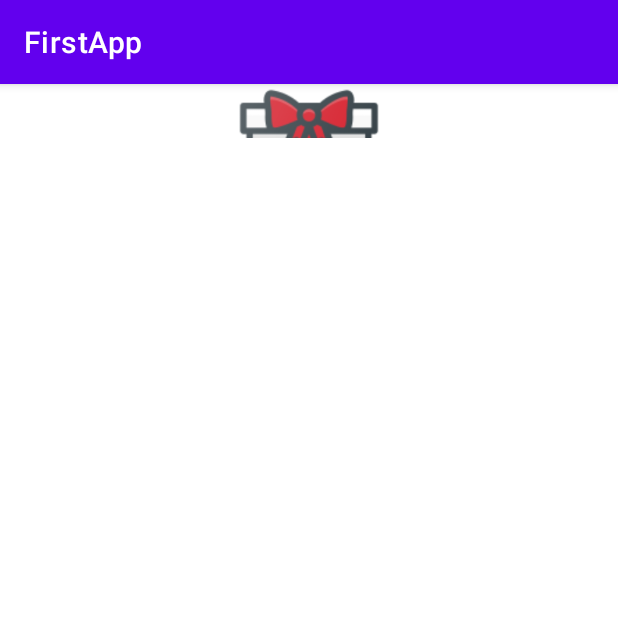
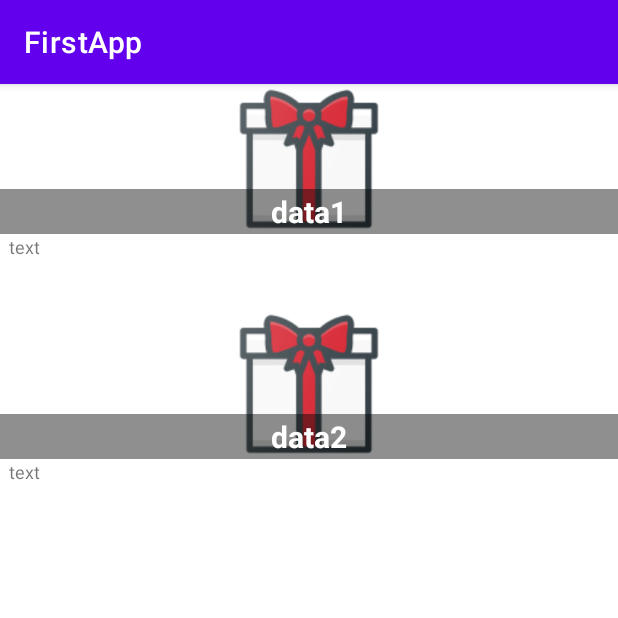
Before and after one commit to jinmooklee/FirstApp, an Android app: the screen it shows after launch (NewsActivity), on a phone screen of 412 x 824 dp, the top half of it. Run offline under Robolectric (Android 15) with nearby library versions, the phone set to English and light mode, and no system bars.

Commit message:
항목 보이는 줄 커지는 문제 수정

```diff
--- a/app/src/main/res/layout/activity_main.xml
+++ b/app/src/main/res/layout/activity_main.xml
@@ -11,7 +11,7 @@
         android:id="@+id/TextView_get"
         android:layout_width="match_parent"
         android:layout_height="wrap_content"
-        android:textSize="20sp"
+        android:textSize="100sp"
         android:layout_weight="3"
         />
 
--- a/app/src/main/res/layout/activity_news.xml
+++ b/app/src/main/res/layout/activity_news.xml
@@ -11,7 +11,7 @@
     <androidx.recyclerview.widget.RecyclerView
         android:id="@+id/my_recycler_view"
         android:layout_width="match_parent"
-        android:layout_height="36dp"
+        android:layout_height="wrap_content"
         android:scrollbars="vertical" />
 
 </LinearLayout>
--- a/app/src/main/res/layout/row_news.xml
+++ b/app/src/main/res/layout/row_news.xml
@@ -3,7 +3,7 @@
     xmlns:app="http://schemas.android.com/apk/res-auto"
     xmlns:tools="http://schemas.android.com/tools"
     android:layout_width="match_parent"
-    android:layout_height="match_parent"
+    android:layout_height="wrap_content"
     android:orientation="vertical">
 
     <RelativeLayout
```
